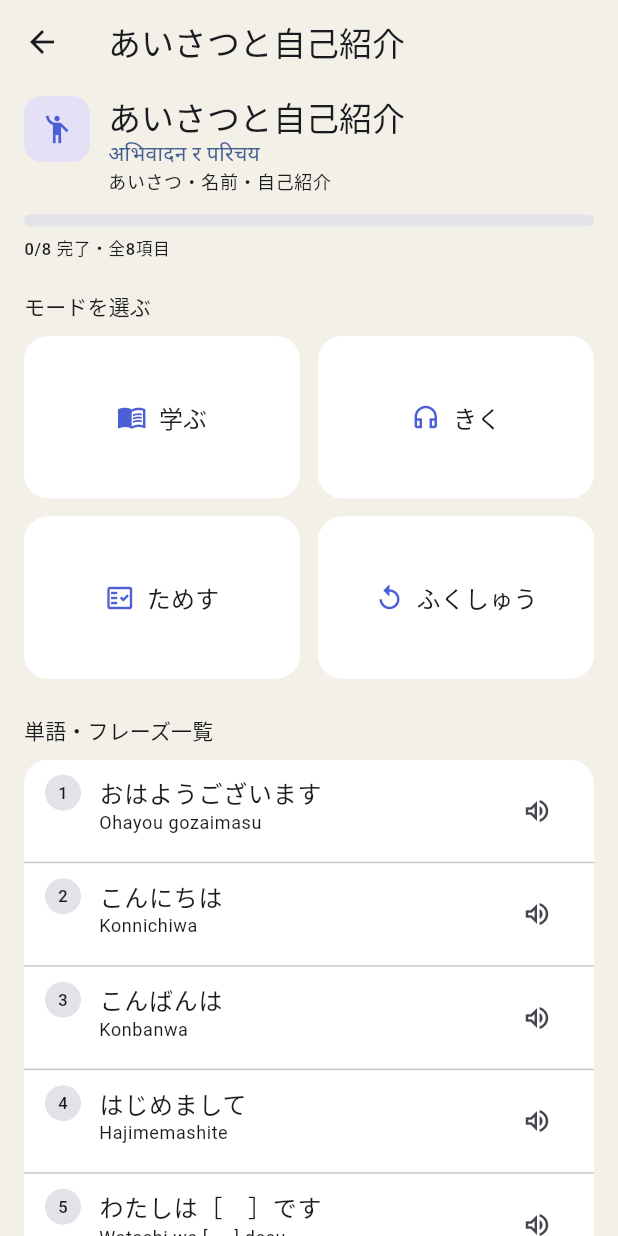
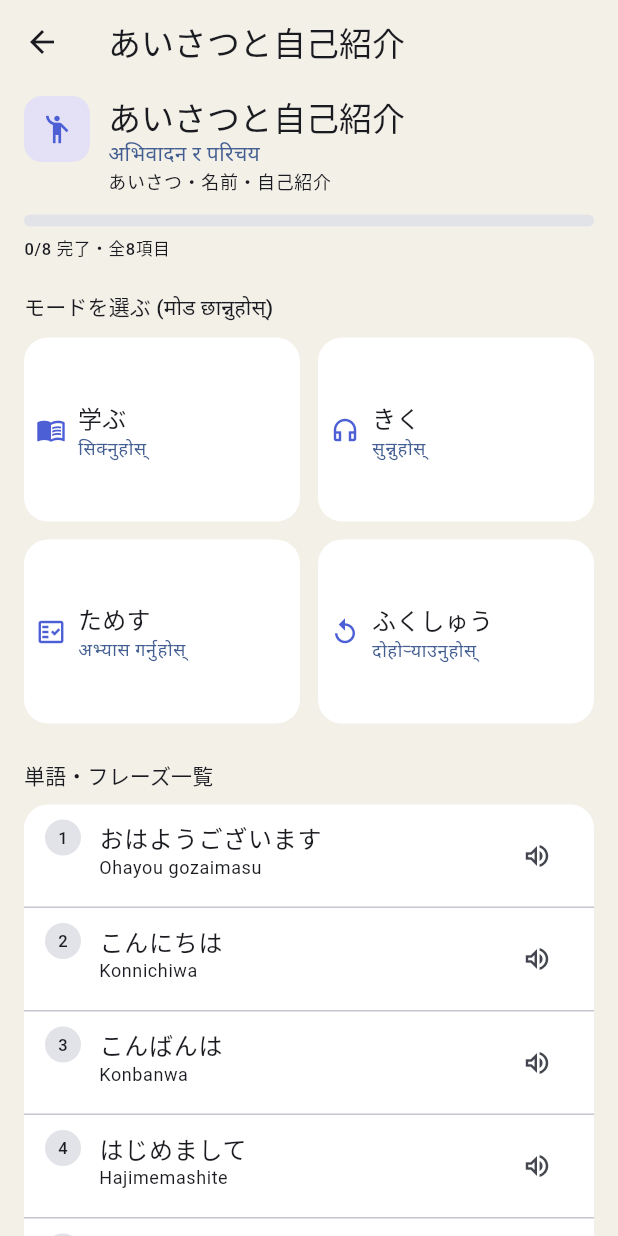
Before and after one commit to nbmalla/Nepali-Dictionary, a Flutter app: the screen it shows after launch, after a tap on "あいさつと自己紹介", on a phone screen of 412 x 824 dp. Run offline on Flutter 3.47's test engine with Material 3 defaults, Android fonts, the phone set to English and light mode, and no system bars; our stand-ins replace audioplayers, flutter_tts, shared_preferences.

Commit message:
Add Nepali translations to mode picker and mode screen titles

```diff
--- a/lib/screens/category_detail_screen.dart
+++ b/lib/screens/category_detail_screen.dart
@@ -98,7 +98,7 @@ class CategoryDetailScreen extends StatelessWidget {
                 Text('$known/$total 完了・全$total項目', style: theme.textTheme.labelSmall),
               ],
               const SizedBox(height: 20),
-              Text('モードを選ぶ', style: theme.textTheme.titleSmall),
+              Text('モードを選ぶ (मोड छान्नुहोस्)', style: theme.textTheme.titleSmall),
               const SizedBox(height: 10),
               GridView.count(
                 shrinkWrap: true,
@@ -106,11 +106,12 @@ class CategoryDetailScreen extends StatelessWidget {
                 crossAxisCount: 2,
                 mainAxisSpacing: 12,
                 crossAxisSpacing: 12,
-                childAspectRatio: 1.7,
+                childAspectRatio: 1.5,
                 children: [
                   _ModeTile(
                     icon: Icons.menu_book_outlined,
                     label: '学ぶ',
+                    neLabel: 'सिक्नुहोस्',
                     enabled: items.isNotEmpty,
                     onTap: () => Navigator.of(context).push(
                       MaterialPageRoute(builder: (_) => LearnModeScreen(categoryId: categoryId)),
@@ -119,6 +120,7 @@ class CategoryDetailScreen extends StatelessWidget {
                   _ModeTile(
                     icon: Icons.headphones_outlined,
                     label: 'きく',
+                    neLabel: 'सुन्नुहोस्',
                     enabled: hasPhrases,
                     onTap: () => Navigator.of(context).push(
                       MaterialPageRoute(builder: (_) => ListenModeScreen(categoryId: categoryId)),
@@ -127,11 +129,12 @@ class CategoryDetailScreen extends StatelessWidget {
                   _ModeTile(
                     icon: Icons.fact_check_outlined,
                     label: 'ためす',
+                    neLabel: 'अभ्यास गर्नुहोस्',
                     enabled: hasPhrases,
                     onTap: () => Navigator.of(context).push(
                       MaterialPageRoute(
                         builder: (_) => PracticeScreen(
-                          title: 'ためす: ${category.jpLabel}',
+                          title: 'ためす (अभ्यास): ${category.jpLabel}',
                           entries: _phraseEntries(),
                         ),
                       ),
@@ -140,11 +143,12 @@ class CategoryDetailScreen extends StatelessWidget {
                   _ModeTile(
                     icon: Icons.replay_outlined,
                     label: 'ふくしゅう',
+                    neLabel: 'दोहोऱ्याउनुहोस्',
                     enabled: hasPhrases,
                     onTap: () => Navigator.of(context).push(
                       MaterialPageRoute(
                         builder: (_) => PracticeScreen(
-                          title: 'ふくしゅう: ${category.jpLabel}',
+                          title: 'ふくしゅう (दोहोऱ्याउनुहोस्): ${category.jpLabel}',
                           entries: _phraseEntries(onlyNotKnown: true),
                         ),
                       ),
@@ -180,13 +184,21 @@ class CategoryDetailScreen extends StatelessWidget {
 class _ModeTile extends StatelessWidget {
   final IconData icon;
   final String label;
+  final String neLabel;
   final bool enabled;
   final VoidCallback onTap;
 
-  const _ModeTile({required this.icon, required this.label, required this.enabled, required this.onTap});
+  const _ModeTile({
+    required this.icon,
+    required this.label,
+    required this.neLabel,
+    required this.enabled,
+    required this.onTap,
+  });
 
   @override
   Widget build(BuildContext context) {
+    final theme = Theme.of(context);
     return Material(
       color: AppColors.cardBackground(context),
       borderRadius: BorderRadius.circular(16),
@@ -195,13 +207,28 @@ class _ModeTile extends StatelessWidget {
         onTap: enabled ? onTap : null,
         child: Opacity(
           opacity: enabled ? 1 : 0.4,
-          child: Center(
+          child: Padding(
+            padding: const EdgeInsets.symmetric(horizontal: 8),
             child: Row(
               mainAxisSize: MainAxisSize.min,
               children: [
                 Icon(icon, size: 20, color: AppColors.badgeIcon(context)),
                 const SizedBox(width: 8),
-                Text(label, style: Theme.of(context).textTheme.titleMedium),
+                Flexible(
+                  child: Column(
+                    mainAxisSize: MainAxisSize.min,
+                    crossAxisAlignment: CrossAxisAlignment.start,
+                    children: [
+                      Text(label, style: theme.textTheme.titleMedium, maxLines: 1, overflow: TextOverflow.ellipsis),
+                      Text(
+                        neLabel,
+                        style: theme.textTheme.bodySmall?.copyWith(color: theme.colorScheme.primary),
+                        maxLines: 1,
+                        overflow: TextOverflow.ellipsis,
+                      ),
+                    ],
+                  ),
+                ),
               ],
             ),
           ),
--- a/lib/screens/learn_mode_screen.dart
+++ b/lib/screens/learn_mode_screen.dart
@@ -22,7 +22,11 @@ class LearnModeScreen extends StatelessWidget {
       backgroundColor: AppColors.pageBackground(context),
       appBar: AppBar(
         backgroundColor: AppColors.pageBackground(context),
-        title: Text('学ぶ: ${category.jpLabel}'),
+        title: Text(
+          '学ぶ (सिक्नुहोस्): ${category.jpLabel}',
+          maxLines: 1,
+          overflow: TextOverflow.ellipsis,
+        ),
       ),
       body: AnimatedBuilder(
         animation: ProgressStore.instance,
--- a/lib/screens/listen_mode_screen.dart
+++ b/lib/screens/listen_mode_screen.dart
@@ -69,7 +69,11 @@ class _ListenModeScreenState extends State<ListenModeScreen> {
       backgroundColor: AppColors.pageBackground(context),
       appBar: AppBar(
         backgroundColor: AppColors.pageBackground(context),
-        title: Text('きく: ${category.jpLabel}'),
+        title: Text(
+          'きく (सुन्नुहोस्): ${category.jpLabel}',
+          maxLines: 1,
+          overflow: TextOverflow.ellipsis,
+        ),
         actions: [
           IconButton(
             icon: Icon(_autoplay ? Icons.repeat_on_outlined : Icons.repeat_outlined),
--- a/lib/screens/practice_screen.dart
+++ b/lib/screens/practice_screen.dart
@@ -67,7 +67,7 @@ class _PracticeScreenState extends State<PracticeScreen> {
       backgroundColor: AppColors.pageBackground(context),
       appBar: AppBar(
         backgroundColor: AppColors.pageBackground(context),
-        title: Text(widget.title),
+        title: Text(widget.title, maxLines: 1, overflow: TextOverflow.ellipsis),
       ),
       body: SafeArea(
         child: Padding(
```
